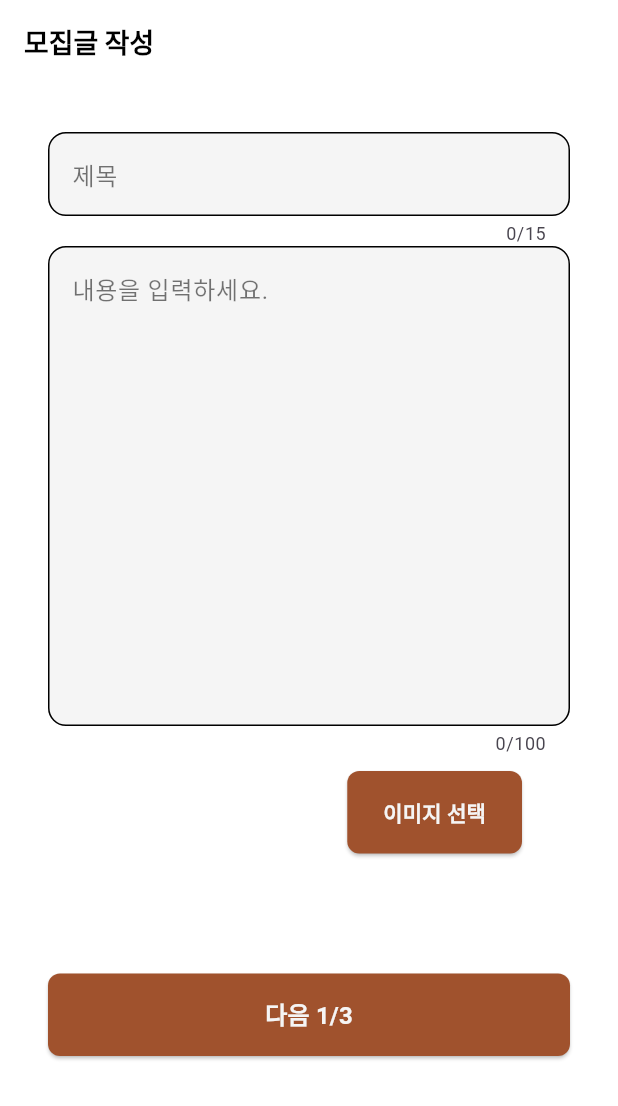
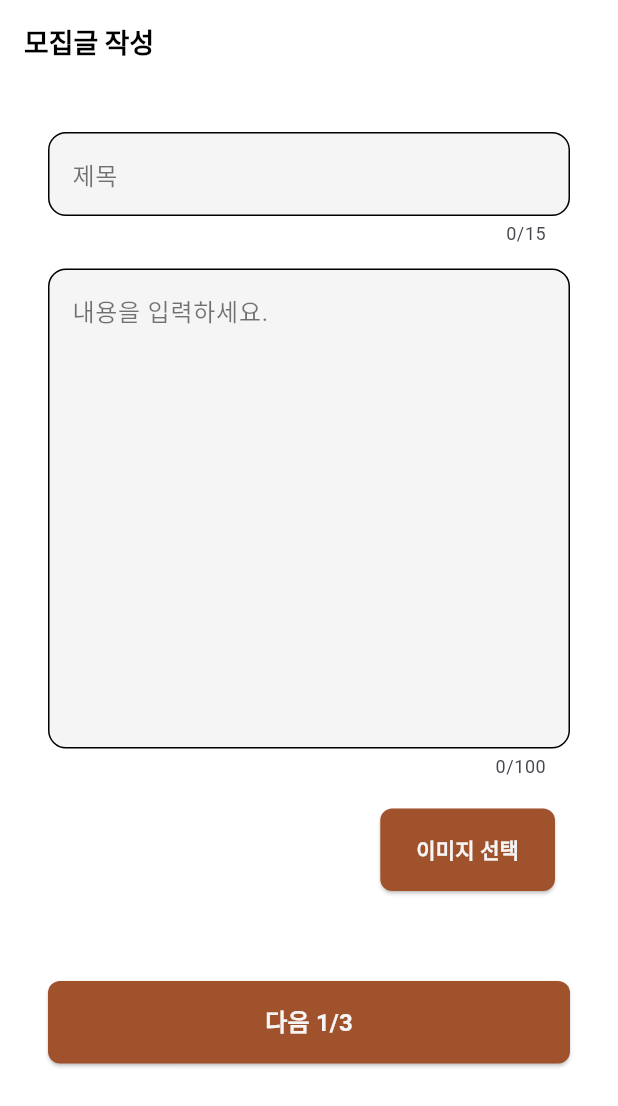
Before and after one commit to sottie-with-besties/sottie-flutter, a Flutter app: the MakePostScreenStepOne screen opened by its route, on a phone screen of 412 x 824 dp. Shown: the top 1106 px of the screen. Run offline on Flutter 3.47's test engine with Material 3 defaults, Android fonts, the phone set to English and light mode, and no system bars; our stand-ins replace dio, easy_debounce, firebase_auth, firebase_core, flutter_riverpod, flutter_secure_storage and 11 more; missing offline and left inert: auth_button_kit, iamport_flutter, kakao_flutter_sdk_user, random_avatar, time_range_picker; accounts and stored records are empty; generated files the repository leaves out were written again.

Commit message:
merge 안정화

```diff
--- a/lib/ui/post/screen/make_post_screen_step_one.dart
+++ b/lib/ui/post/screen/make_post_screen_step_one.dart
@@ -53,6 +53,7 @@ class _MakePostScreenStepOneState extends State<MakePostScreenStepOne> {
                 focusNode: titleFocusNode,
                 maxLength: 15,
               ),
+              const SizedBox(height: 15),
               LocalTextField(
                 prefixIcon: false,
                 hint: "내용을 입력하세요.",
@@ -61,11 +62,11 @@ class _MakePostScreenStepOneState extends State<MakePostScreenStepOne> {
                 focusNode: contentFocusNode,
                 maxLength: 100,
               ),
-              const SizedBox(height: 10),
+              const SizedBox(height: 20),
               Align(
                 alignment: Alignment.centerRight,
                 child: Padding(
-                  padding: const EdgeInsets.only(right: 32),
+                  padding: const EdgeInsets.only(right: 10),
                   child: ElevatedButton(
                     onPressed: () async {
                       await imageSelection(context);
@@ -80,7 +81,7 @@ class _MakePostScreenStepOneState extends State<MakePostScreenStepOne> {
                   ),
                 ),
               ),
-              const SizedBox(height: 80),
+              const SizedBox(height: 60),
               Column(
                 crossAxisAlignment: CrossAxisAlignment.stretch,
                 children: [
```
Also changed, not shown: lib/core/dio/dio_api.dart (+7 -6 lines), lib/ui/friend/screen/friend_list_screen.dart (+15 -19 lines).
